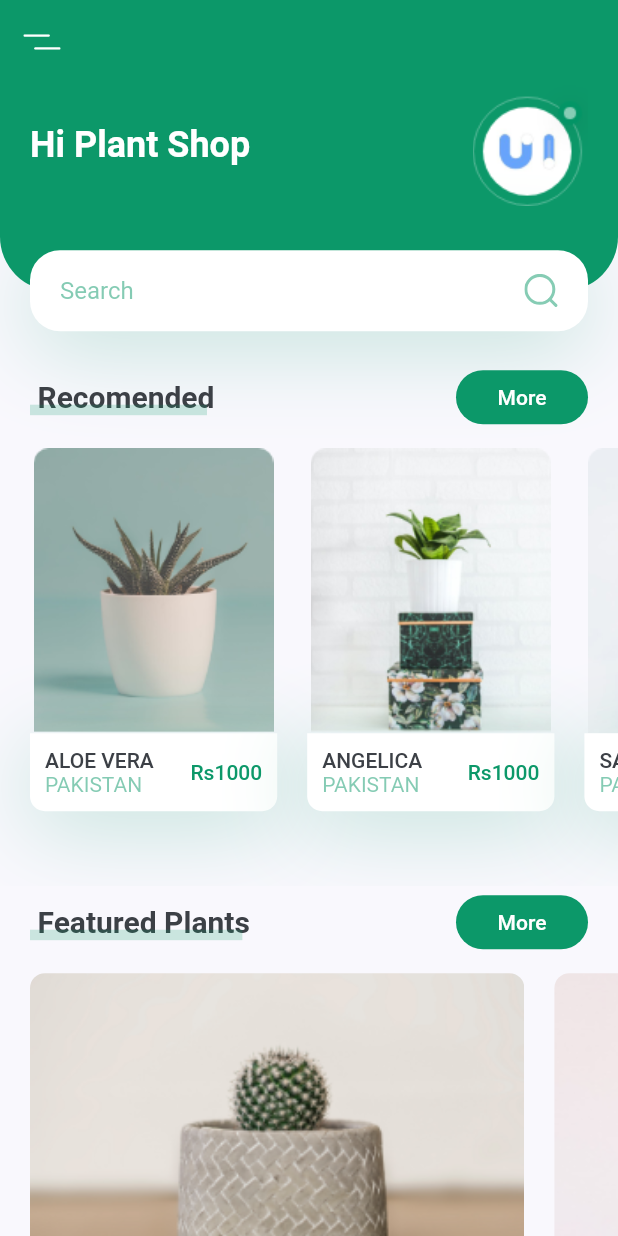
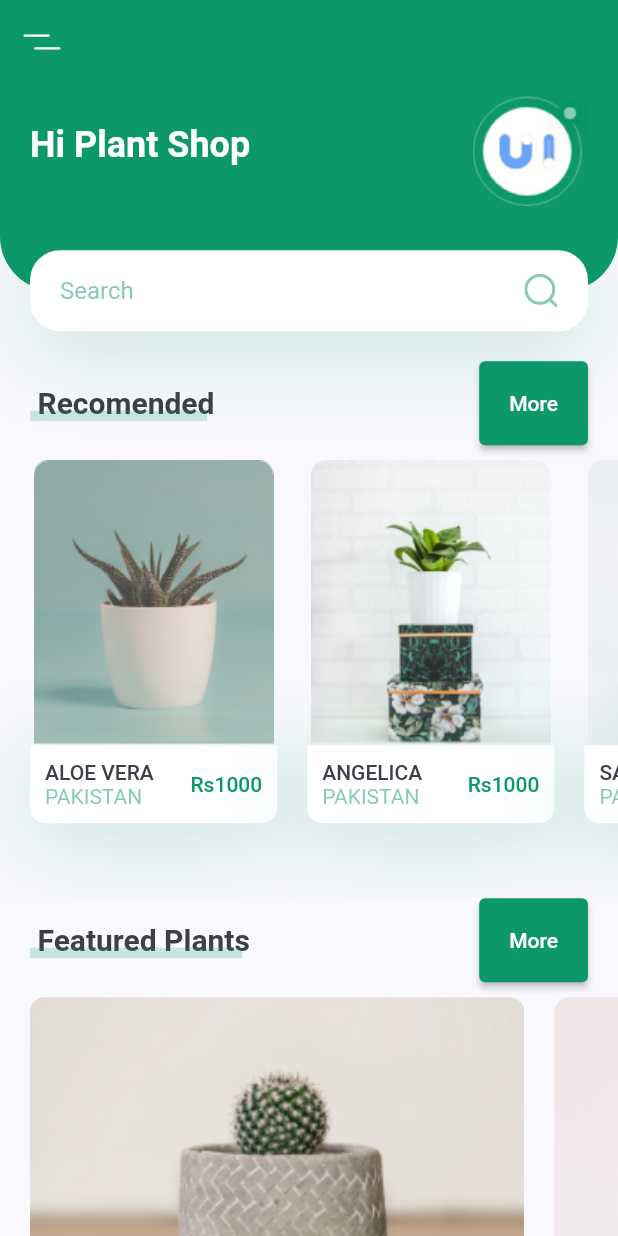
Before and after one commit to Aadnanikram/Plant_App, a Flutter app: the screen it shows after launch, on a phone screen of 412 x 824 dp. Run offline on Flutter 3.47's test engine with Material 2 defaults, Android fonts, the phone set to English and light mode, and no system bars; our stand-ins replace flutter_svg.

Commit message:
More update add detail about plant and price different type of plant add and click on full screen

```diff
--- a/lib/screens/details/details_screen.dart
+++ b/lib/screens/details/details_screen.dart
@@ -1,5 +1,6 @@
 import 'package:flutter/material.dart';
-import 'package:plant_app/screens/home/components/body.dart';
+import 'package:plant_app/screens/details/components/body.dart';
+
 
 class DetailsScreen extends StatelessWidget {
   @override
--- a/lib/screens/home/components/title_with_more_btn.dart
+++ b/lib/screens/home/components/title_with_more_btn.dart
@@ -19,7 +19,25 @@ class TitleWithMoreBtn extends StatelessWidget {
         children: <Widget>[
           TitleWithCustomUnderline(text: title),
           Spacer(),
-          FlatButton(
+
+          ElevatedButton(
+            style: ElevatedButton.styleFrom(
+              primary: kPrimaryColor,
+              padding: EdgeInsets.symmetric(horizontal: 20, vertical: 20,),
+
+            ),
+            onPressed: press,
+            child: Text(
+              "More",
+              style: TextStyle(
+                color: Colors.white,
+              ),
+            ),
+          ),
+
+
+
+          /*FlatButton(
             shape: RoundedRectangleBorder(
               borderRadius: BorderRadius.circular(20),
             ),
@@ -29,7 +47,11 @@ class TitleWithMoreBtn extends StatelessWidget {
               "More",
               style: TextStyle(color: Colors.white),
             ),
-          ),
+          ),*/
+
+
+
+
         ],
       ),
     );
```
Also changed, not shown: lib/components/bottom_navigation_bar.dart (added, +49 -0 lines), lib/screens/details/components/body.dart (+11 -9 lines), lib/screens/home/components/recomend_plants.dart (+8 -1 lines), lib/screens/home/home_screen.dart (+25 -0 lines), 5 other files.
